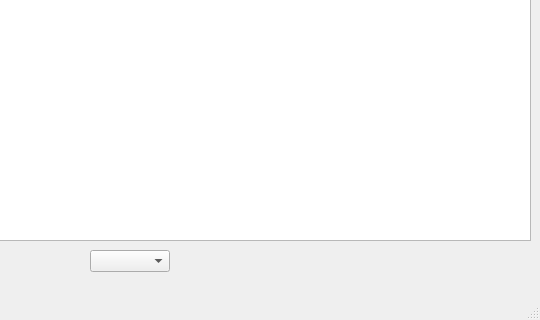
Before: the Qt Designer form scripts/view/ui/main.ui in TsouMinHan/ShowYourWords, drawn with Qt 5; both pictures show x 260 to 800 and y 290 to 610 of the 800 by 610 pixel window.
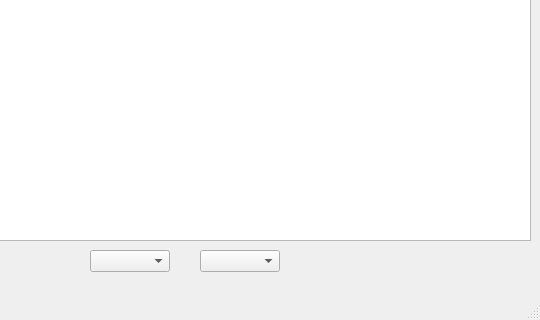
After: the same form once the commit is applied.

What changed in the file:
```diff
--- a/scripts/view/ui/main.ui
+++ b/scripts/view/ui/main.ui
@@ -60,6 +60,21 @@
      <string>結束</string>
     </property>
    </widget>
+   <widget class="QComboBox" name="comboBox_2">
+    <property name="geometry">
+     <rect>
+      <x>460</x>
+      <y>540</y>
+      <width>80</width>
+      <height>22</height>
+     </rect>
+    </property>
+    <property name="font">
+     <font>
+      <pointsize>12</pointsize>
+     </font>
+    </property>
+   </widget>
   </widget>
   <widget class="QMenuBar" name="menubar">
    <property name="geometry">
```
Left out of the diff: 5 changed lines with no effect on the pictures.
